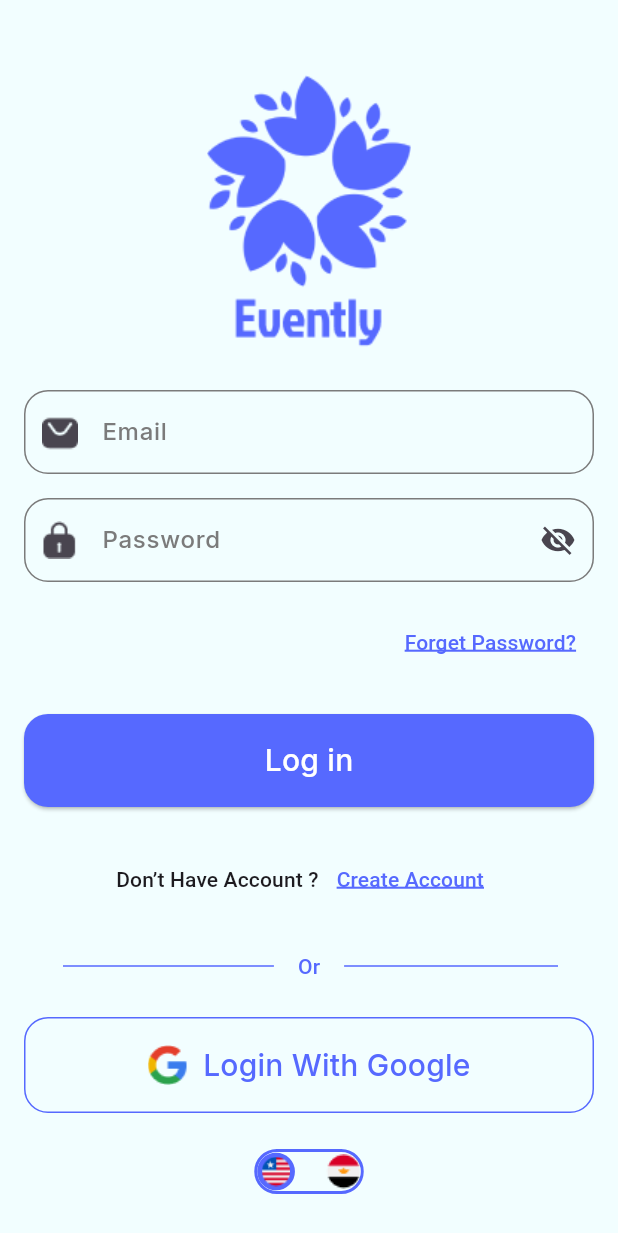
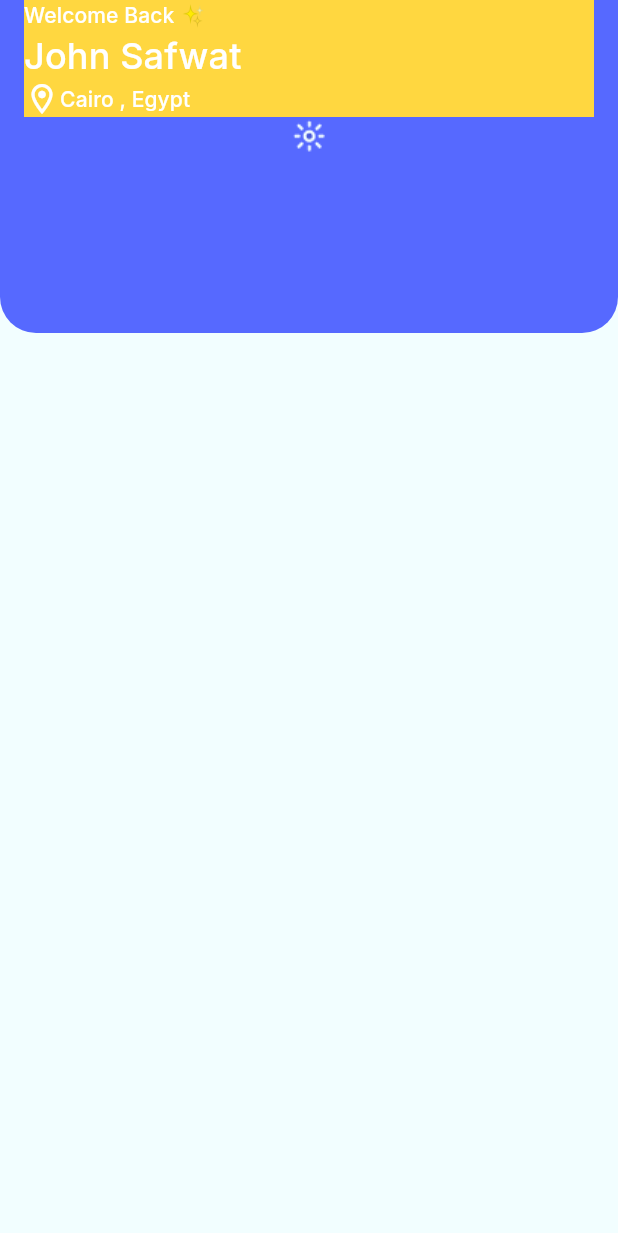
Before and after one commit to Ashraf-Aladawy/Evently, a Flutter app: the LoginScreen screen opened by its route, after a tap on "Log in", on a phone screen of 412 x 824 dp. Shown: the top 1233 px of the screen. Run offline on Flutter 3.47's test engine with Material 3 defaults, Android fonts, the phone set to English and light mode, and no system bars; our stand-ins replace easy_localization, firebase_auth, firebase_core, google_fonts, google_sign_in, introduction_screen and 1 more; accounts and stored records are empty.

Commit message:
Login with Google

```diff
--- /dev/null
+++ b/lib/firebase_functions.dart
@@ -0,0 +1,22 @@
+import 'package:firebase_auth/firebase_auth.dart';
+import 'package:google_sign_in/google_sign_in.dart';
+
+class FirebaseFunctions {
+  static Future<UserCredential> signInWithGoogle() async {
+    // Trigger the authentication flow
+    final GoogleSignInAccount? googleUser = await GoogleSignIn().signIn();
+
+    // Obtain the auth details from the request
+    final GoogleSignInAuthentication? googleAuth =
+        await googleUser?.authentication;
+
+    // Create a new credential
+    final credential = GoogleAuthProvider.credential(
+      accessToken: googleAuth?.accessToken,
+      idToken: googleAuth?.idToken,
+    );
+
+    // Once signed in, return the UserCredential
+    return await FirebaseAuth.instance.signInWithCredential(credential);
+  }
+}
--- a/lib/main.dart
+++ b/lib/main.dart
@@ -2,6 +2,7 @@ import 'package:easy_localization/easy_localization.dart';
 import 'package:evently_app/cache_helper/cache_helper.dart';
 import 'package:evently_app/provider/my_provider.dart';
 import 'package:evently_app/screens/forget_pass_screen.dart';
+import 'package:evently_app/screens/home_screen.dart';
 import 'package:evently_app/screens/introduction_screen.dart';
 import 'package:evently_app/screens/login_screen.dart';
 import 'package:evently_app/screens/on_boarding_screen.dart';
@@ -53,6 +54,7 @@ class MyApp extends StatelessWidget {
         LoginScreen.routeName: (context) => LoginScreen(),
         RegisterScreen.routeName: (context) => RegisterScreen(),
         ForgetPassScreen.routeName: (context) => ForgetPassScreen(),
+        HomeScreen.routeName: (context) => HomeScreen(),
       },
     );
   }
--- /dev/null
+++ b/lib/screens/home_screen.dart
@@ -0,0 +1,67 @@
+import 'package:flutter/material.dart';
+
+class HomeScreen extends StatelessWidget {
+  static const String routeName = "HomeScreen";
+
+  const HomeScreen({super.key});
+
+  @override
+  Widget build(BuildContext context) {
+    return Scaffold(
+      body: Container(
+        height: 222,
+        decoration: BoxDecoration(
+            color: Theme.of(context).primaryColor,
+            borderRadius: BorderRadius.only(
+                bottomLeft: Radius.circular(24),
+                bottomRight: Radius.circular(24))),
+        child: Column(
+          crossAxisAlignment: CrossAxisAlignment.stretch,
+          children: [
+            Padding(
+              padding: const EdgeInsets.symmetric(horizontal: 16),
+              child: SafeArea(
+                child: Container(
+                  color: Colors.amberAccent,
+                  child: Column(
+                    crossAxisAlignment: CrossAxisAlignment.start,
+                    children: [
+                      Text(
+                        "Welcome Back ✨",
+                        style: Theme.of(context).textTheme.titleSmall,
+                      ),
+                      Text(
+                        "John Safwat",
+                        style: Theme.of(context)
+                            .textTheme
+                            .titleSmall!
+                            .copyWith(fontSize: 24),
+                      ),
+                      Row(
+                        children: [
+                          Icon(
+                            Icons.location_on_outlined,
+                            color: Colors.white,
+                          ),
+                          Text(
+                            "Cairo , Egypt",
+                            style: Theme.of(context).textTheme.titleSmall,
+                          ),
+                        ],
+                      ),
+                    ],
+                  ),
+                ),
+              ),
+            ),
+            Column(
+              children: [
+                Image.asset("assets/images/Sun.png"),
+              ],
+            )
+          ],
+        ),
+      ),
+    );
+  }
+}
--- a/lib/screens/login_screen.dart
+++ b/lib/screens/login_screen.dart
@@ -1,6 +1,8 @@
 import 'package:easy_localization/easy_localization.dart';
+import 'package:evently_app/firebase_functions.dart';
 import 'package:evently_app/items/mode_button.dart';
 import 'package:evently_app/screens/forget_pass_screen.dart';
+import 'package:evently_app/screens/home_screen.dart';
 import 'package:evently_app/screens/register_screen.dart';
 import 'package:flutter/material.dart';
 
@@ -20,7 +22,8 @@ class _LoginScreenState extends State<LoginScreen> {
   @override
   Widget build(BuildContext context) {
     return Scaffold(
-      body: Padding(
+      body: SingleChildScrollView(
+        child: Padding(
           padding: const EdgeInsets.symmetric(horizontal: 16, vertical: 50),
           child: Column(
             crossAxisAlignment: CrossAxisAlignment.stretch,
@@ -51,7 +54,8 @@ class _LoginScreenState extends State<LoginScreen> {
                   children: [
                     TextButton(
                       onPressed: () {
-                      Navigator.pushNamed(context, ForgetPassScreen.routeName);
+                        Navigator.pushNamed(
+                            context, ForgetPassScreen.routeName);
                       },
                       child: Text(
                         "Forget Password?",
@@ -66,7 +70,10 @@ class _LoginScreenState extends State<LoginScreen> {
                 ),
               ),
               ElevatedButton(
-                onPressed: () {},
+                  onPressed: () {
+                    Navigator.pushReplacementNamed(
+                        context, HomeScreen.routeName);
+                  },
                   child: Text(
                     "Log in",
                     style: Theme.of(context)
@@ -124,6 +131,10 @@ class _LoginScreenState extends State<LoginScreen> {
               ),
               Padding(
                 padding: const EdgeInsets.symmetric(vertical: 24),
+                child: InkWell(
+                  onTap: () {
+                    FirebaseFunctions.signInWithGoogle();
+                  },
                   child: Container(
                     padding: EdgeInsets.all(16),
                     decoration: BoxDecoration(
@@ -145,6 +156,7 @@ class _LoginScreenState extends State<LoginScreen> {
                     ),
                   ),
                 ),
+              ),
               Row(
                 mainAxisAlignment: MainAxisAlignment.center,
                 mainAxisSize: MainAxisSize.min,
@@ -160,6 +172,7 @@ class _LoginScreenState extends State<LoginScreen> {
             ],
           ),
         ),
+      ),
     );
   }
 }
--- a/lib/theme/light_theme.dart
+++ b/lib/theme/light_theme.dart
@@ -55,6 +55,11 @@ class LightTheme extends BaseTheme {
             fontWeight: FontWeight.w500,
             color: primaryColor,
           ),
+          titleSmall: GoogleFonts.inter(
+            fontSize: 14,
+            fontWeight: FontWeight.w500,
+            color: Colors.white,
+          ),
           bodySmall: GoogleFonts.inter(
             fontSize: 16,
             fontWeight: FontWeight.w500,
--- a/pubspec.yaml
+++ b/pubspec.yaml
@@ -41,6 +41,10 @@ dependencies:
   easy_localization: ^3.0.7
   introduction_screen: ^3.1.14
   shared_preferences: ^2.3.3
+  firebase_core: ^3.10.0
+  firebase_auth: ^5.4.0
+  google_sign_in: ^6.2.2
+
 
 dev_dependencies:
   flutter_test:
```
Also changed, not shown: firebase.json (added), lib/firebase_options.dart (added), pubspec.lock, 4 other files. Lines whose indentation alone changed are shown as unchanged.
